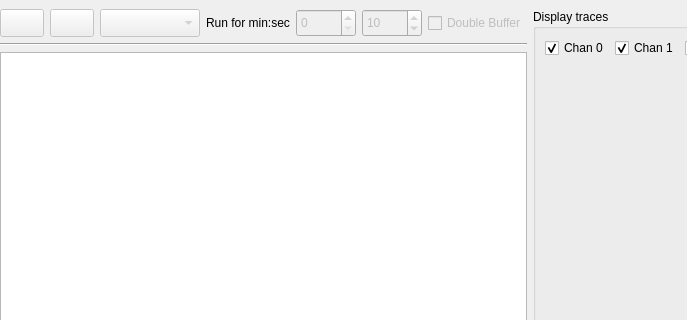
Qt form forms/form_list_daq.ui (usnistgov/qpx-gamma) before a commit; both pictures show x 0 to 687 and y 0 to 320 of the 1178 by 584 pixel window.
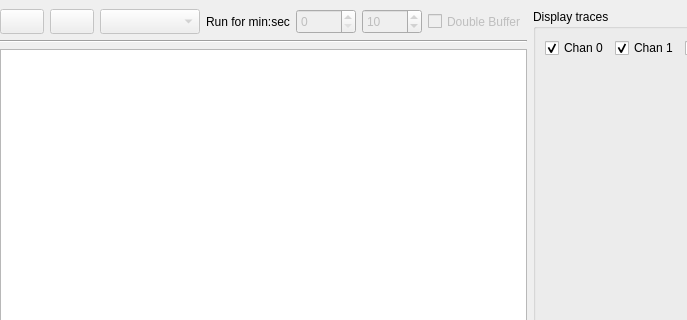
The same form after that commit. Icons and pictures are not drawn. Custom widgets are drawn as their Qt base class.

```diff
--- a/forms/form_list_daq.ui
+++ b/forms/form_list_daq.ui
@@ -45,13 +45,13 @@
          <property name="minimumSize">
           <size>
            <width>44</width>
-           <height>28</height>
+           <height>25</height>
           </size>
          </property>
          <property name="maximumSize">
           <size>
            <width>44</width>
-           <height>32</height>
+           <height>25</height>
           </size>
          </property>
          <property name="text">
@@ -77,13 +77,13 @@
          <property name="minimumSize">
           <size>
            <width>44</width>
-           <height>28</height>
+           <height>25</height>
           </size>
          </property>
          <property name="maximumSize">
           <size>
            <width>44</width>
-           <height>32</height>
+           <height>25</height>
           </size>
          </property>
          <property name="text">
@@ -115,13 +115,13 @@
          <property name="minimumSize">
           <size>
            <width>100</width>
-           <height>28</height>
+           <height>25</height>
           </size>
          </property>
          <property name="maximumSize">
           <size>
            <width>16777215</width>
-           <height>32</height>
+           <height>25</height>
           </size>
          </property>
         </widget>
@@ -131,13 +131,13 @@
          <property name="minimumSize">
           <size>
            <width>0</width>
-           <height>28</height>
+           <height>25</height>
           </size>
          </property>
          <property name="maximumSize">
           <size>
            <width>16777215</width>
-           <height>32</height>
+           <height>25</height>
           </size>
          </property>
          <property name="text">
@@ -159,13 +159,13 @@
          <property name="minimumSize">
           <size>
            <width>60</width>
-           <height>28</height>
+           <height>25</height>
           </size>
          </property>
          <property name="maximumSize">
           <size>
            <width>60</width>
-           <height>32</height>
+           <height>25</height>
           </size>
          </property>
          <property name="minimum">
@@ -196,13 +196,13 @@
          <property name="minimumSize">
           <size>
            <width>60</width>
-           <height>28</height>
+           <height>25</height>
           </size>
          </property>
          <property name="maximumSize">
           <size>
            <width>40</width>
-           <height>32</height>
+           <height>25</height>
           </size>
          </property>
          <property name="minimum">
@@ -227,13 +227,13 @@
          <property name="minimumSize">
           <size>
            <width>0</width>
-           <height>28</height>
+           <height>25</height>
           </size>
          </property>
          <property name="maximumSize">
           <size>
            <width>16777215</width>
-           <height>32</height>
+           <height>25</height>
           </size>
          </property>
          <property name="text">
```
